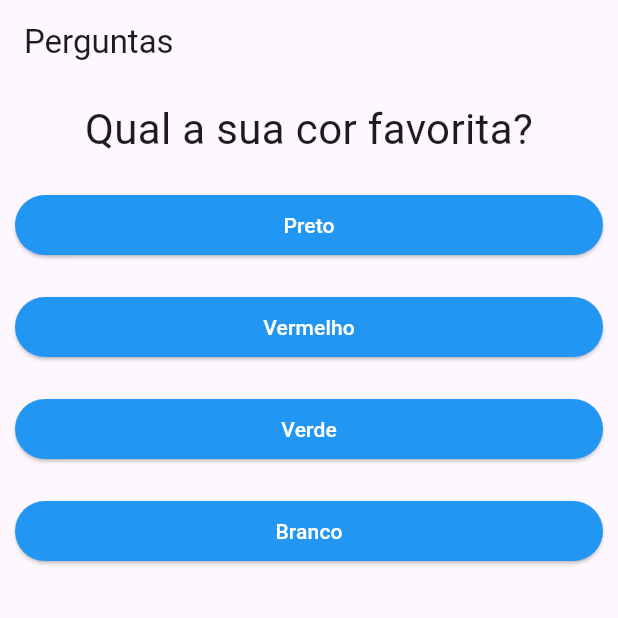
After one commit to DarlanMarangoni/flutter, a Flutter app: the screen it shows after launch, on a phone screen of 412 x 824 dp, the top half of it. The commit adds this screen. Run offline on Flutter 3.47's test engine with Material 3 defaults, Android fonts, the phone set to English and light mode, and no system bars.

Commit message:
S2 - Question Widget

```diff
--- a/projeto_perguntas/lib/main.dart
+++ b/projeto_perguntas/lib/main.dart
@@ -1,6 +1,5 @@
 import 'package:flutter/material.dart';
-import 'package:projeto_perguntas/questao.dart';
-import 'package:projeto_perguntas/resposta.dart';
+import 'package:projeto_perguntas/questionario.dart';
 import 'package:projeto_perguntas/resultado.dart';
 
 main() => runApp(PerguntaApp());
@@ -24,25 +23,14 @@ class _PerguntaAppState extends State<PerguntaApp> {
 
   @override
   Widget build(BuildContext context) {
-    final List<Widget> respostas = temPerguntaSelecionada
-        ? (_perguntas.elementAt(_perguntaSelecionada)['respostas']
-                  as List<String>)
-              .map((item) => Resposta(item, _responder))
-              .toList()
-        : [];
-
     return MaterialApp(
       home: Scaffold(
         appBar: AppBar(title: Text('Perguntas')),
         body: temPerguntaSelecionada
-            ? Column(
-                children: [
-                  Questao(
-                    _perguntas.elementAt(_perguntaSelecionada)['texto']
-                        as String,
-                  ),
-                  ...respostas,
-                ],
+            ? Questionario(
+                perguntas: _perguntas,
+                perguntaSelecionada: _perguntaSelecionada,
+                quandoResponder: _responder,
               )
             : Resultado(),
       ),
--- /dev/null
+++ b/projeto_perguntas/lib/questionario.dart
@@ -0,0 +1,36 @@
+import 'package:flutter/material.dart';
+import 'package:projeto_perguntas/questao.dart';
+import 'package:projeto_perguntas/resposta.dart';
+
+class Questionario extends StatelessWidget {
+  final List<Map<String, Object>> perguntas;
+  final int perguntaSelecionada;
+  final void Function() quandoResponder;
+
+  const Questionario({
+    required this.perguntas,
+    required this.perguntaSelecionada,
+    required this.quandoResponder,
+  });
+
+  @override
+  Widget build(BuildContext context) {
+    final List<Widget> respostas = temPerguntaSelecionada
+        ? (perguntas.elementAt(perguntaSelecionada)['respostas']
+                  as List<String>)
+              .map((item) => Resposta(item, quandoResponder))
+              .toList()
+        : [];
+
+    return Column(
+      children: [
+        Questao(perguntas.elementAt(perguntaSelecionada)['texto'] as String),
+        ...respostas,
+      ],
+    );
+  }
+
+  bool get temPerguntaSelecionada {
+    return perguntaSelecionada < perguntas.length;
+  }
+}
```
